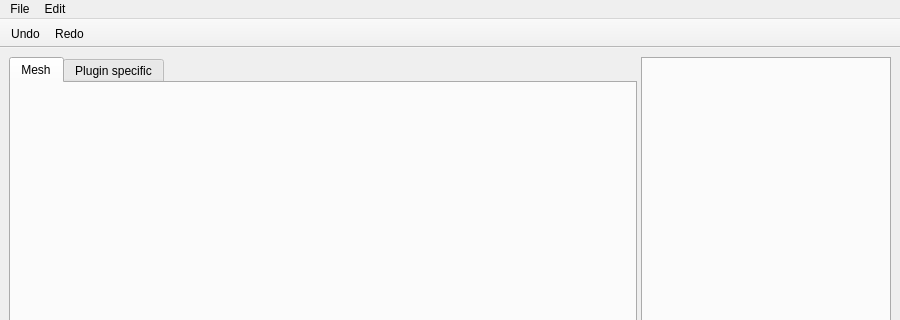
Old version of the form SubVis/app/view/mainwindow.ui in the repository sikessle/subvis; both pictures show x 0 to 900 and y 0 to 320 of the 900 by 700 pixel window.
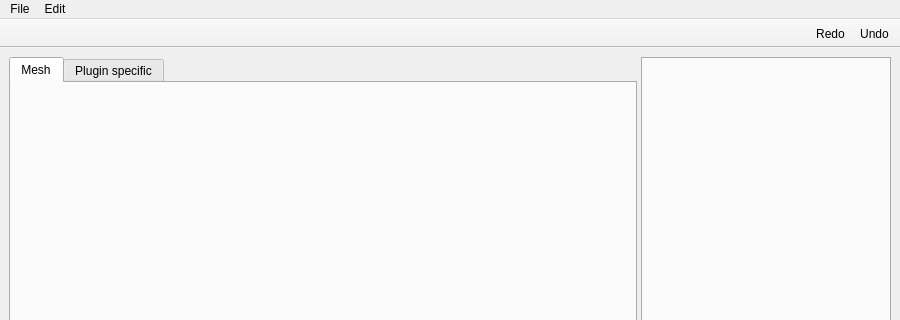
New version of the form. Icons and pictures are not drawn. Custom widgets are drawn as their Qt base class.

Commit message: added quit button

What changed in the file:
```diff
--- a/SubVis/app/view/mainwindow.ui
+++ b/SubVis/app/view/mainwindow.ui
@@ -91,6 +91,9 @@
    <property name="windowTitle">
     <string>toolBar</string>
    </property>
+   <property name="layoutDirection">
+    <enum>Qt::RightToLeft</enum>
+   </property>
    <property name="movable">
     <bool>false</bool>
    </property>
```
Left out of the diff: 16 changed lines with no effect on the pictures. The commit also changes 2 other files.
